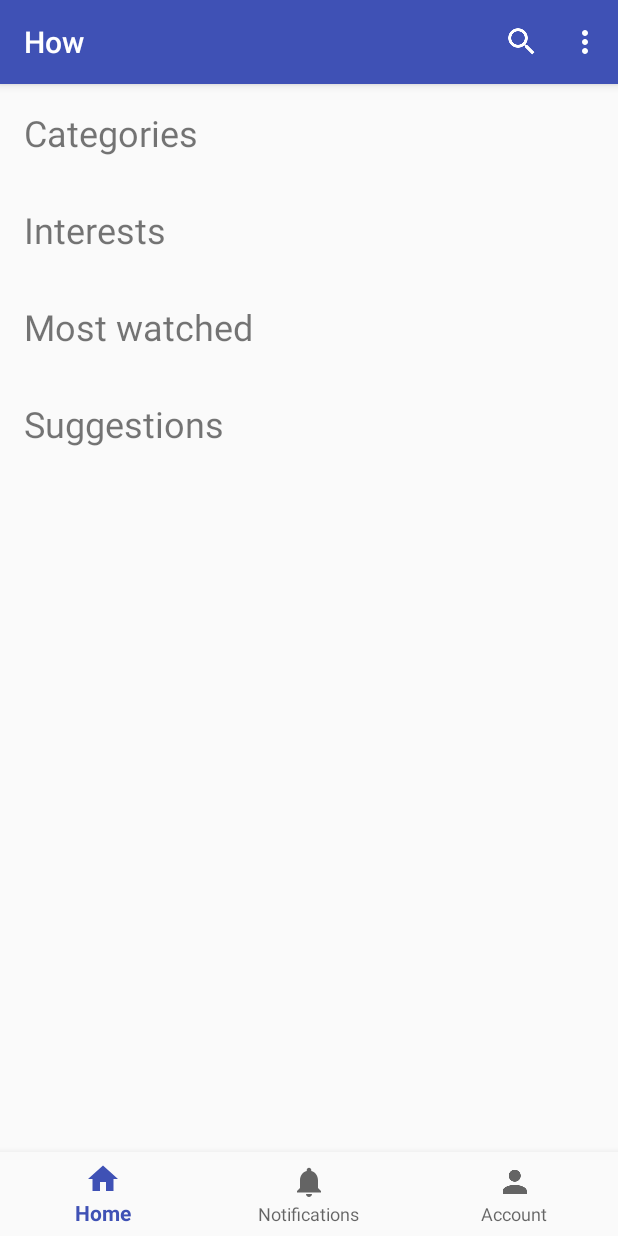
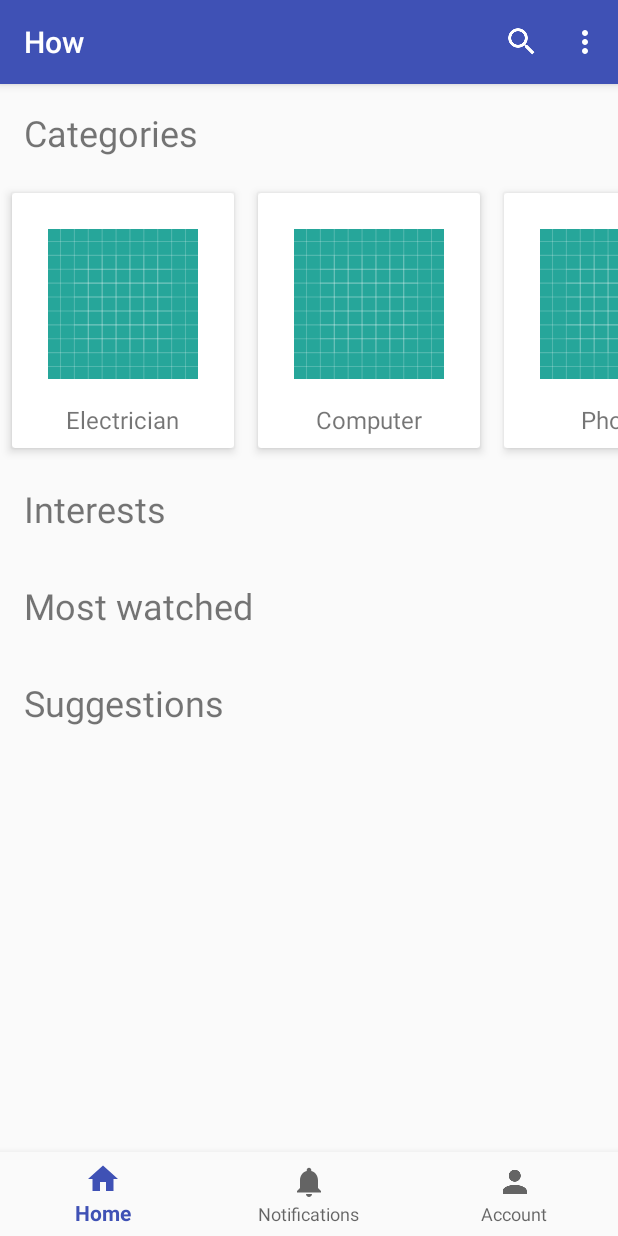
Before and after one commit to abedafnan/How, an Android app: the HomeFragment screen opened directly, with no data from a screen before it, on a phone screen of 412 x 824 dp. Run offline under Robolectric (Android 15) with nearby library versions, the phone set to English and light mode, and no system bars; 1 statement that could not run was skipped.

Commit message:
- finishing category recycler adapter with java code

```diff
--- a/app/src/main/java/com/brightstars/android/how/HomeActivity.java
+++ b/app/src/main/java/com/brightstars/android/how/HomeActivity.java
@@ -14,15 +14,18 @@ import android.view.Menu;
 import android.view.MenuItem;
 import android.widget.TextView;
 
+import com.brightstars.android.how.data.Item;
 import com.brightstars.android.how.fragments.AccountFragment;
 import com.brightstars.android.how.fragments.HomeFragment;
 import com.brightstars.android.how.fragments.NotificationsFragment;
 import com.google.firebase.iid.FirebaseInstanceId;
 
-public class HomeActivity extends AppCompatActivity {
+public class HomeActivity extends AppCompatActivity implements HomeFragment.ItemClickListener{
 
     Bundle bundle = new Bundle();
     Fragment fragment;
+
+
 
     private BottomNavigationView.OnNavigationItemSelectedListener mOnNavigationItemSelectedListener
             = new BottomNavigationView.OnNavigationItemSelectedListener() {
@@ -116,4 +119,8 @@ public class HomeActivity extends AppCompatActivity {
         startActivity(intent);
     }
 
+    @Override
+    public void onItemClicked(Item item) {
+
+    }
 }
--- a/app/src/main/java/com/brightstars/android/how/fragments/HomeFragment.java
+++ b/app/src/main/java/com/brightstars/android/how/fragments/HomeFragment.java
@@ -1,34 +1,126 @@
 package com.brightstars.android.how.fragments;
 
+import android.app.Activity;
+import android.content.Intent;
 import android.os.Bundle;
 import android.support.annotation.NonNull;
 import android.support.annotation.Nullable;
 import android.support.v4.app.Fragment;
+import android.support.v7.widget.LinearLayoutManager;
+import android.support.v7.widget.RecyclerView;
 import android.view.LayoutInflater;
 import android.view.View;
 import android.view.ViewGroup;
 import android.widget.Toast;
 
 import com.brightstars.android.how.R;
+import com.brightstars.android.how.data.Item;
+import com.brightstars.android.how.recyclerAdapters.RecyclerAdapterCategory;
+
+import java.util.ArrayList;
 
 /**
  * Created by Afnan A. A. Abed on 9/24/2018.
  */
 
 public class HomeFragment extends Fragment {
+    ItemClickListener mCallBack;
+
+
+    // key for intent when he move the details activiy to carry the kind item he choosed :
+    public static final String ITEM_CATEGORY_CHOOSED = "itemChoosed";
+
+    // The category Items :
+    public ArrayList<Item> getCategoryItems(){
+        ArrayList<Item> categoryItems = new ArrayList<>();
+        categoryItems.add(new Item("Electrician"));
+        categoryItems.add(new Item("Computer"));
+        categoryItems.add(new Item("Phone"));
+        categoryItems.add(new Item("Carpenter"));
+        categoryItems.add(new Item("Plumbing"));
+        categoryItems.add(new Item("Painting"));
+        return  categoryItems;
+    }
 
     @Nullable
     @Override
     public View onCreateView(@NonNull LayoutInflater inflater, @Nullable ViewGroup container, @Nullable Bundle savedInstanceState) {
-        View view = inflater.inflate(R.layout.fragment_home, container, false);
+
+
+        // UI :
+        View rootView = inflater.inflate(R.layout.fragment_home, container, false);
+        final RecyclerView recyclerView = rootView.findViewById(R.id.recyclerView_categories);
+
+        // Data set :
+        final ArrayList<Item> categoryItem = getCategoryItems();
+
+        // customizing the layout manager :
+        RecyclerView.LayoutManager layoutManager=
+                new LinearLayoutManager(getContext(),LinearLayoutManager.HORIZONTAL
+                        , false);
+        recyclerView.setLayoutManager(layoutManager);
+
+        RecyclerAdapterCategory recyclerAdapterCategory = new RecyclerAdapterCategory(getContext()
+                ,categoryItem, new RecyclerAdapterCategory.CustomItemClickListener() {
+            @Override
+            public void onItemClick(View view, int position) {
+
+                String itemChoosed=categoryItem.get(position).getTitle();
+                Toast.makeText(getContext(),itemChoosed,Toast.LENGTH_LONG).show();
+
+
+        /**
+         *
+         * this is a true code . uncomment it after prepairing details recycler adapter and details activity
+         *
+         * :
+                  Intent intent;
+                String itemChoosed=categoryItem.get(position).getTitle();
+                intent = new Intent(getContext(),DetailsActivity.class);
+                intent.putExtra(ITEM_CATEGORY_CHOOSED,itemChoosed);
+                getContext().startActivity(intent);
+        */
+
+
+            }
+        });
+        recyclerView.setAdapter(recyclerAdapterCategory);
+
 
         if (getArguments() != null) {
             Bundle bundle = getArguments();
             String name = bundle.getString("key_name");
-
             Toast.makeText(getContext(), "You are in " + name, Toast.LENGTH_SHORT).show();
         }
 
-        return view;
+
+
+
+
+
+        return rootView;
     }
+
+
+    public interface ItemClickListener{
+        public void onItemClicked(Item item);
+    }
+
+
+    public void onAttach(Activity activity) {
+        super.onAttach(activity);
+        // This makes sure that the container activity has implemented
+        // the callback interface. If not, it throws an exception
+        try {
+            mCallBack = (ItemClickListener) activity;
+        } catch (ClassCastException e) {
+            throw new ClassCastException(activity.toString()
+                    + " must implement OnHeadlineSelectedListener");
+        }
+
+    }
+
+
+
+
 }
--- a/app/src/main/java/com/brightstars/android/how/recyclerAdapters/RecyclerAdapterCategory.java
+++ b/app/src/main/java/com/brightstars/android/how/recyclerAdapters/RecyclerAdapterCategory.java
@@ -67,17 +67,13 @@ public class RecyclerAdapterCategory  extends RecyclerView.Adapter<RecyclerAdapt
         return mItem.size();
     }
 
-
     public class ViewHolder extends RecyclerView.ViewHolder{
         TextView textView_title;
         // to define what is inside every row :
         public ViewHolder(View rootView) {
             super(rootView);
-            textView_title=rootView.findViewById(R.id.textView_item);
-
+            textView_title=rootView.findViewById(R.id.textView_itemCategory);
         }
-
-
     }
 
 
```
